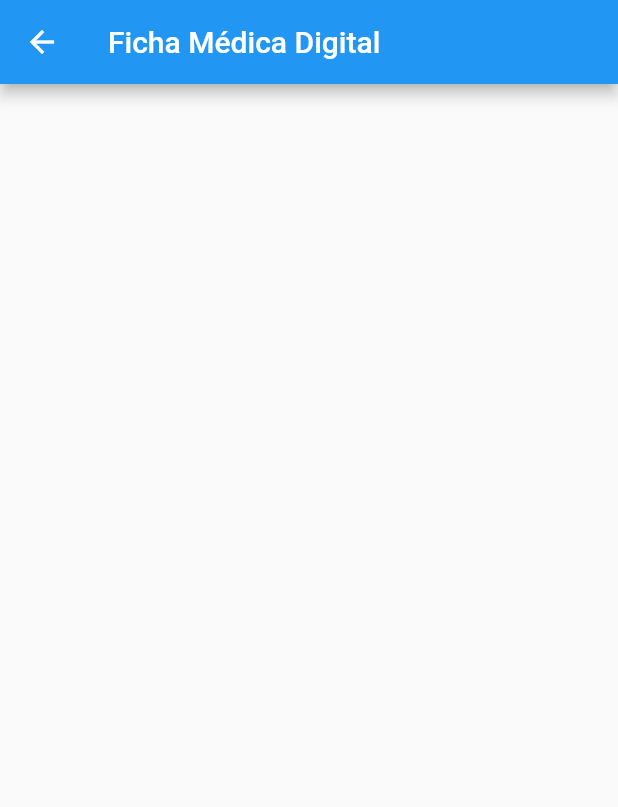
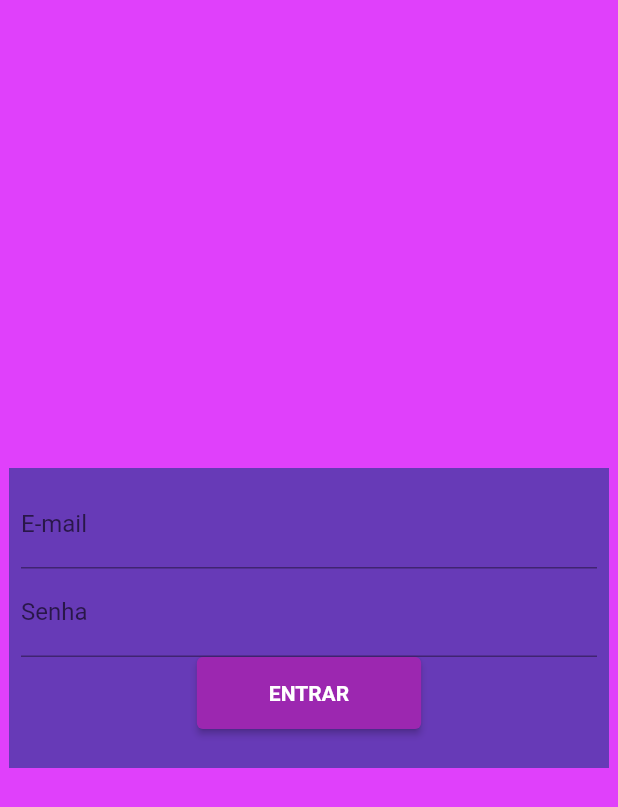
Before and after one commit to ICEI-PUC-Minas-PPLES-TI/plf-es-2022-2-ti5-5104100-fichamedicadigital, a Flutter app: the LoginPage screen opened directly, on a phone screen of 412 x 824 dp. Shown: the top 807 px of the screen. Run offline on Flutter 3.47's test engine with Material 2 defaults, Android fonts, the light colour scheme and no system bars.

Commit message:
feat: update login layout

```diff
--- a/codigo/mobile/lib/view/Login.dart
+++ b/codigo/mobile/lib/view/Login.dart
@@ -1,12 +1,78 @@
 import 'package:flutter/material.dart';
 
-// not implemented yet
-class LoginPage extends StatelessWidget {
+class LoginPage extends StatefulWidget {
+  @override
+  _LoginPageState createState() => _LoginPageState();
+}
+
+class _LoginPageState extends State<LoginPage> {
+  TextEditingController _emailController = TextEditingController();
+  TextEditingController _passwordController = TextEditingController();
+
   @override
   Widget build(BuildContext context) {
     return Scaffold(
-      appBar: AppBar(
-        title: Text('Ficha Médica Digital'),
+      backgroundColor: Colors.purpleAccent,
+      body: Center(
+        child: Container(
+          color: Colors.deepPurple,
+          width: 400,
+          height: 200,
+          child: Padding(
+            padding: const EdgeInsets.all(8.0),
+            child: Column(
+              children: <Widget>[
+                Row(
+                  mainAxisSize: MainAxisSize.max,
+                  mainAxisAlignment: MainAxisAlignment.start,
+                  children: <Widget>[
+                    Expanded(
+                      child: TextFormField(
+                        textAlign: TextAlign.start,
+                        controller: _emailController,
+                        keyboardType: TextInputType.emailAddress,
+                        enabled: true,
+                        decoration: const InputDecoration(
+                          labelText: "E-mail",
+                        ),
+                      ),
+                    )
+                  ],
+                ),
+                Row(
+                  mainAxisSize: MainAxisSize.max,
+                  mainAxisAlignment: MainAxisAlignment.start,
+                  children: <Widget>[
+                    Expanded(
+                      child: TextFormField(
+                        textAlign: TextAlign.start,
+                        controller: _passwordController,
+                        keyboardType: TextInputType.emailAddress,
+                        enabled: true,
+                        decoration: const InputDecoration(
+                          labelText: "Senha"
+                        ),
+                      ),
+                    )
+                  ],
+                ),
+                ElevatedButton(
+                  onPressed: () {
+                    // not implemented yet
+                  },
+                    style: const ButtonStyle(
+                      backgroundColor: MaterialStatePropertyAll(Colors.purple),
+                      textStyle: MaterialStatePropertyAll(TextStyle(fontWeight: FontWeight.bold)),
+                    ),
+                  child: const Padding(
+                    padding: EdgeInsets.only(left: 32.0, top: 16.0, right: 32.0, bottom: 16.0),
+                    child: Text("ENTRAR"),
+                  )
+              )
+              ],
+            ),
+          ),
+        ),
       ),
     );
   }
--- a/codigo/mobile/lib/view/main.dart
+++ b/codigo/mobile/lib/view/main.dart
@@ -1,4 +1,5 @@
 import 'package:flutter/material.dart';
+import 'Login.dart';
 import 'MedicalRecord.dart';
 
 void main() {
@@ -25,7 +26,8 @@ class MyApp extends StatelessWidget {
         // is not restarted.
         primarySwatch: Colors.blue,
       ),
-      home: const HomePage(title: 'Flutter Demo Home Page'),
+      // home: const HomePage(title: 'Flutter Demo Home Page'),
+      home: false ? HomePage(title: 'Ficha Médica Digital') : LoginPage(),
     );
   }
 }
@@ -122,13 +124,13 @@ class _HomePageState extends State<HomePage> {
         tooltip: 'Increment',
         child: const Icon(Icons.add),
       ), // This trailing comma makes auto-formatting nicer for build methods.
-      bottomNavigationBar: BottomNavigationBar(
-        currentIndex: _currentPage,
-        unselectedItemColor: Colors.white,
-        selectedItemColor: Colors.amber,
-        onTap: _onTabTapped,
-        items: [],
-      ),
+      // bottomNavigationBar: BottomNavigationBar(
+      //   currentIndex: _currentPage,
+      //   unselectedItemColor: Colors.white,
+      //   selectedItemColor: Colors.amber,
+      //   onTap: _onTabTapped,
+      //   items: [],
+      // ),
     );
   }
 }
```
